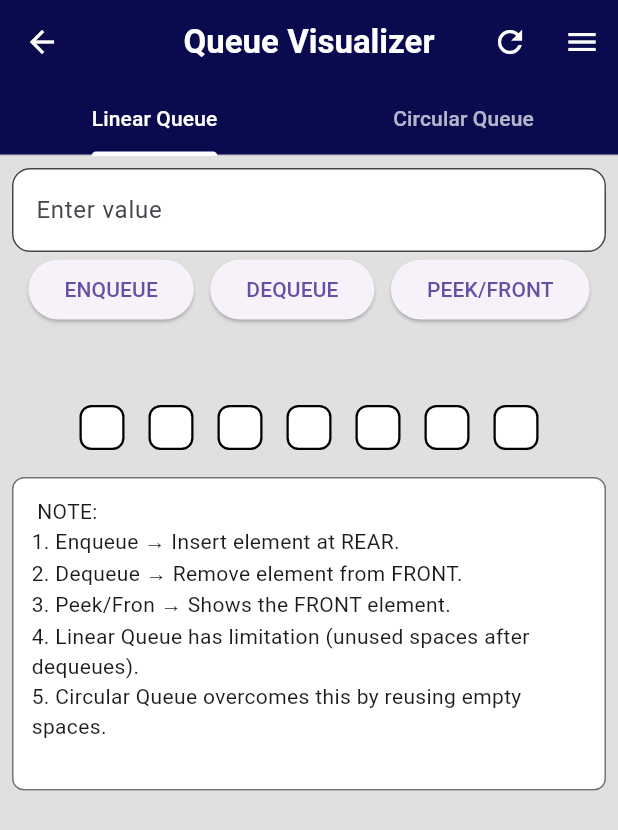
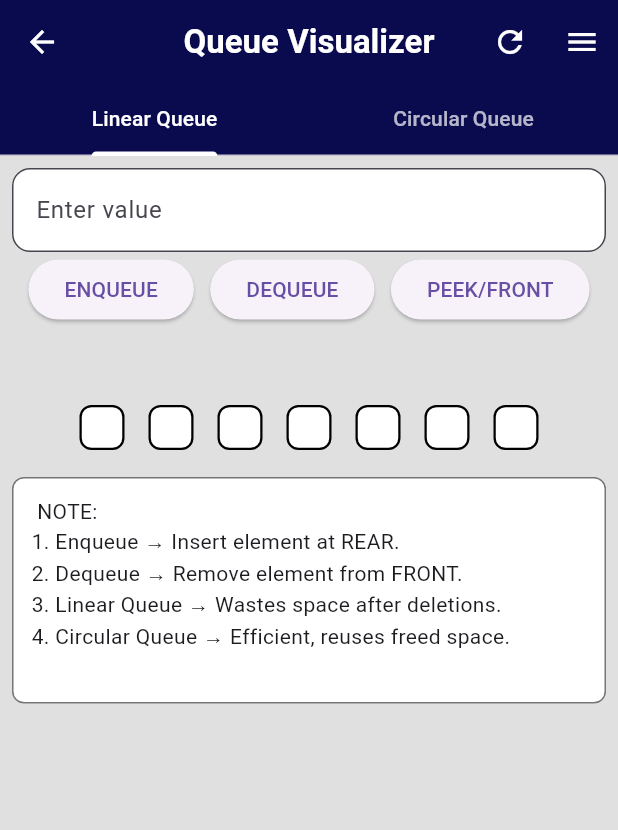
Before and after one commit to Jedson07/DS-Visualizer, a Flutter app: the QueuePage screen opened directly, on a phone screen of 412 x 824 dp. Shown: the top 830 px of the screen. Run offline on Flutter 3.47's test engine with Material 3 defaults, Android fonts, the phone set to English and light mode, and no system bars; our stand-ins replace flutter_svg.

Commit message:
Modified several pages

```diff
--- a/lib/linkedlist_page.dart
+++ b/lib/linkedlist_page.dart
@@ -577,7 +577,7 @@ class _LinkedListPageState extends State<LinkedListPage> {
                 child: Row(children: _buildLinkedListVisual()),
               ),
             ),
-            const SizedBox(height: 50),
+            const SizedBox(height: 180),
             _buildNote(),
           ],
         ),
--- a/lib/queue_page.dart
+++ b/lib/queue_page.dart
@@ -1,4 +1,5 @@
 import 'package:flutter/material.dart';
+import 'package:flutter/services.dart'; // 🔹 for Clipboard
 
 class QueuePage extends StatefulWidget {
   const QueuePage({super.key});
@@ -20,6 +21,109 @@ class _QueuePageState extends State<QueuePage> {
   List<int?> _circularQueue = [];
   int _frontC = -1, _rearC = -1;
   String _messageC = "";
+
+  // 🔹 Queue Source Codes (You can replace with your desired versions)
+  final Map<String, String> _queueSourceCodes = {
+    "Python": '''
+class Queue:
+    def __init__(self, size):
+        self.queue = []
+        self.size = size
+
+    def enqueue(self, item):
+        if len(self.queue) == self.size:
+            print("Queue Overflow")
+        else:
+            self.queue.append(item)
+
+    def dequeue(self):
+        if not self.queue:
+            print("Queue Underflow")
+        else:
+            return self.queue.pop(0)
+
+    def peek(self):
+        if not self.queue:
+            print("Queue is empty")
+        else:
+            return self.queue[0]
+''',
+    "C": '''
+#include <stdio.h>
+#define SIZE 5
+
+int queue[SIZE], front = -1, rear = -1;
+
+void enqueue(int val) {
+    if(rear == SIZE-1) printf("Queue Overflow\\n");
+    else {
+        if(front == -1) front = 0;
+        queue[++rear] = val;
+    }
+}
+
+void dequeue() {
+    if(front == -1 || front > rear) printf("Queue Underflow\\n");
+    else printf("Dequeued: %d\\n", queue[front++]);
+}
+
+void peek() {
+    if(front == -1 || front > rear) printf("Queue Empty\\n");
+    else printf("Front: %d\\n", queue[front]);
+}
+''',
+    "C++": '''
+#include <iostream>
+using namespace std;
+#define SIZE 5
+
+class Queue {
+    int arr[SIZE], front, rear;
+public:
+    Queue() { front = rear = -1; }
+    void enqueue(int x) {
+        if(rear == SIZE-1) cout << "Queue Overflow\\n";
+        else {
+            if(front == -1) front = 0;
+            arr[++rear] = x;
+        }
+    }
+    void dequeue() {
+        if(front == -1 || front > rear) cout << "Queue Underflow\\n";
+        else cout << "Dequeued: " << arr[front++] << endl;
+    }
+    void peek() {
+        if(front == -1 || front > rear) cout << "Queue Empty\\n";
+        else cout << "Front: " << arr[front] << endl;
+    }
+};
+''',
+    "Java": '''
+class Queue {
+    int size, front, rear, arr[];
+    Queue(int n) {
+        size = n;
+        arr = new int[n];
+        front = rear = -1;
+    }
+    void enqueue(int x) {
+        if(rear == size-1) System.out.println("Queue Overflow");
+        else {
+            if(front == -1) front = 0;
+            arr[++rear] = x;
+        }
+    }
+    void dequeue() {
+        if(front == -1 || front > rear) System.out.println("Queue Underflow");
+        else System.out.println("Dequeued: " + arr[front++]);
+    }
+    void peek() {
+        if(front == -1 || front > rear) System.out.println("Queue Empty");
+        else System.out.println("Front: " + arr[front]);
+    }
+}
+'''
+  };
 
   @override
   void initState() {
@@ -48,7 +152,6 @@ class _QueuePageState extends State<QueuePage> {
     final text = _controller.text;
     if (text.isEmpty) {
       setState(() => _messageL = "Enter a number to enqueue!");
-
       return;
     }
     final value = int.tryParse(text);
@@ -63,11 +166,8 @@ class _QueuePageState extends State<QueuePage> {
       _controller.clear();
       return;
     }
-
     if (_rearL == _maxSize - 1) {
-      setState(
-        () => _messageL = "QUEUE OVERFLOW (Linear): Cannot insert more!",
-      );
+      setState(() => _messageL = "QUEUE OVERFLOW (Linear): Cannot insert more!");
       _controller.clear();
       return;
     }
@@ -85,10 +185,9 @@ class _QueuePageState extends State<QueuePage> {
       setState(() => _messageL = "QUEUE UNDERFLOW (Linear): Queue is empty!");
       return;
     }
-
     final removed = _linearQueue[_frontL];
     setState(() {
-      _linearQueue[_frontL] = null; // clear value
+      _linearQueue[_frontL] = null;
       _frontL++;
       _messageL = "DEQUEUE: Removed $removed from FRONT";
     });
@@ -118,7 +217,7 @@ class _QueuePageState extends State<QueuePage> {
     }
     if (text.length > 5) {
       setState(() {
-        _messageL = "Number must be less than or equal to 5 digits!";
+        _messageC = "Number must be less than or equal to 5 digits!";
       });
       _controller.clear();
       return;
@@ -147,10 +246,9 @@ class _QueuePageState extends State<QueuePage> {
       setState(() => _messageC = "QUEUE UNDERFLOW (Circular)!");
       return;
     }
-
     final removed = _circularQueue[_frontC];
     setState(() {
-      _circularQueue[_frontC] = null; // clear value
+      _circularQueue[_frontC] = null;
       if (_frontC == _rearC) {
         _frontC = _rearC = -1;
       } else {
@@ -170,13 +268,9 @@ class _QueuePageState extends State<QueuePage> {
     });
   }
 
-  // 🔹 Visualization Helper Widget
-  Widget _buildQueueVisualizer(
-    List<int?> queue,
-    int front,
-    int rear, {
-    required bool isCircular,
-  }) {
+  // 🔹 Visualization Helper
+  Widget _buildQueueVisualizer(List<int?> queue, int front, int rear,
+      {required bool isCircular}) {
     return Row(
       mainAxisAlignment: MainAxisAlignment.center,
       children: List.generate(_maxSize, (i) {
@@ -187,7 +281,6 @@ class _QueuePageState extends State<QueuePage> {
         return Column(
           mainAxisSize: MainAxisSize.min,
           children: [
-            // Queue box
             Container(
               margin: const EdgeInsets.all(8),
               width: 30,
@@ -204,28 +297,20 @@ class _QueuePageState extends State<QueuePage> {
                 ),
               ),
             ),
-
-            // Pointer labels stacked vertically
             Column(
               children: [
                 if (isFront)
-                  const Text(
-                    "↑ Front",
+                  const Text("↑ Front",
                       style: TextStyle(
                           color: Colors.red,
                           fontWeight: FontWeight.bold,
-                      fontSize: 12,
-                    ),
-                  ),
+                          fontSize: 12)),
                 if (isRear)
-                  const Text(
-                    "↑ Rear",
+                  const Text("↑ Rear",
                       style: TextStyle(
                           color: Colors.blue,
                           fontWeight: FontWeight.bold,
-                      fontSize: 12,
-                    ),
-                  ),
+                          fontSize: 12)),
               ],
             ),
           ],
@@ -234,10 +319,80 @@ class _QueuePageState extends State<QueuePage> {
     );
   }
 
+  // 🔹 Source Code Dialog
+  void _showSourceDialog() {
+    showDialog(
+      context: context,
+      builder: (context) {
+        String selectedLang = "Python";
+        return StatefulBuilder(builder: (context, setStateDialog) {
+          return AlertDialog(
+            title: const Text("Queue Source Code"),
+            content: SizedBox(
+              width: 600,
+              height: 420,
+              child: Column(
+                children: [
+                  Wrap(
+                    spacing: 8,
+                    children: _queueSourceCodes.keys.map((lang) {
+                      return ChoiceChip(
+                        label: Text(lang),
+                        selected: selectedLang == lang,
+                        onSelected: (val) {
+                          if (val) setStateDialog(() => selectedLang = lang);
+                        },
+                      );
+                    }).toList(),
+                  ),
+                  const SizedBox(height: 10),
+                  Expanded(
+                    child: SingleChildScrollView(
+                      child: Container(
+                        padding: const EdgeInsets.all(12),
+                        decoration: BoxDecoration(
+                          color: Colors.grey.shade200,
+                          border: Border.all(color: Colors.black54),
+                          borderRadius: BorderRadius.circular(8),
+                        ),
+                        child: SelectableText(
+                          _queueSourceCodes[selectedLang]!,
+                          style: const TextStyle(
+                            fontFamily: "monospace",
+                            fontSize: 14,
+                          ),
+                        ),
+                      ),
+                    ),
+                  ),
+                ],
+              ),
+            ),
+            actions: [
+              TextButton(
+                onPressed: () {
+                  Clipboard.setData(
+                      ClipboardData(text: _queueSourceCodes[selectedLang]!));
+                  ScaffoldMessenger.of(context).showSnackBar(
+                      SnackBar(content: Text("$selectedLang code copied!")));
+                },
+                child: const Text("COPY"),
+              ),
+              TextButton(
+                onPressed: () => Navigator.pop(context),
+                child: const Text("CLOSE"),
+              ),
+            ],
+          );
+        });
+      },
+    );
+  }
+
   @override
   Widget build(BuildContext context) {
     return DefaultTabController(
-      length: 2, // Linear + Circular
+      length: 2,
       child: Scaffold(
         backgroundColor: Colors.grey.shade300,
         drawer: _buildDrawer(context),
@@ -245,44 +400,30 @@ class _QueuePageState extends State<QueuePage> {
           backgroundColor: const Color(0xFF0A0A4F),
           leading: IconButton(
             icon: const Icon(Icons.arrow_back, color: Colors.white),
-            onPressed: () {
-              Navigator.pop(context); // Exit the page
-            },
+            onPressed: () => Navigator.pop(context),
           ),
-
-          title: const Text(
-            "Queue Visualizer",
-            style: TextStyle(color: Colors.white, fontWeight: FontWeight.bold),
-          ),
+          title: const Text("Queue Visualizer",
+              style:
+                  TextStyle(color: Colors.white, fontWeight: FontWeight.bold)),
           centerTitle: true,
           actions: [
-            // 🔄 Refresh button
             IconButton(
                 icon: const Icon(Icons.refresh, color: Colors.white),
-              onPressed: _refresh,
-            ),
-
+                onPressed: _refresh),
             Builder(
               builder: (context) => IconButton(
                 icon: const Icon(Icons.menu, color: Colors.white),
-                onPressed: () {
-                  Scaffold.of(context).openDrawer();
-                },
+                onPressed: () => Scaffold.of(context).openDrawer(),
               ),
             ),
           ],
-          // 🔹 Add tabs here
           bottom: const TabBar(
             indicatorColor: Colors.white,
             labelColor: Colors.white,
             unselectedLabelColor: Colors.white70,
-            tabs: [
-              Tab(text: "Linear Queue"),
-              Tab(text: "Circular Queue"),
-            ],
+            tabs: [Tab(text: "Linear Queue"), Tab(text: "Circular Queue")],
           ),
         ),
-
         body: TabBarView(
           children: [_buildLinearQueueUI(), _buildCircularQueueUI()],
         ),
@@ -290,15 +431,9 @@ class _QueuePageState extends State<QueuePage> {
     );
   }
 
-  // Linear Queue UI
   Widget _buildLinearQueueUI() {
-    return LayoutBuilder(
-      builder: (context, constraints) {
     return SingleChildScrollView(
       padding: const EdgeInsets.all(8),
-          child: ConstrainedBox(
-            constraints: BoxConstraints(minHeight: constraints.maxHeight),
-            child: IntrinsicHeight(
       child: Column(
         crossAxisAlignment: CrossAxisAlignment.stretch,
         children: [
@@ -306,41 +441,22 @@ class _QueuePageState extends State<QueuePage> {
           const SizedBox(height: 1),
           _actionRow(_enqueueLinear, _dequeueLinear, _peekLinear),
           const SizedBox(height: 6),
-                  Text(
-                    _messageL,
-                    style: const TextStyle(
-                      fontSize: 16,
-                      fontWeight: FontWeight.w600,
-                    ),
-                  ),
+          Text(_messageL,
+              style:
+                  const TextStyle(fontSize: 16, fontWeight: FontWeight.w600)),
           const SizedBox(height: 16),
-                  _buildQueueVisualizer(
-                    _linearQueue,
-                    _frontL,
-                    _rearL,
-                    isCircular: false,
-                  ),
+          _buildQueueVisualizer(_linearQueue, _frontL, _rearL,
+              isCircular: false),
           const SizedBox(height: 10),
           _buildNote(),
         ],
       ),
-            ),
-          ),
-        );
-      },
     );
   }
 
-  // Circular Queue UI
-
   Widget _buildCircularQueueUI() {
-    return LayoutBuilder(
-      builder: (context, constraints) {
     return SingleChildScrollView(
       padding: const EdgeInsets.all(8),
-          child: ConstrainedBox(
-            constraints: BoxConstraints(minHeight: constraints.maxHeight),
-            child: IntrinsicHeight(
       child: Column(
         crossAxisAlignment: CrossAxisAlignment.stretch,
         children: [
@@ -348,32 +464,19 @@ class _QueuePageState extends State<QueuePage> {
           const SizedBox(height: 1),
           _actionRow(_enqueueCircular, _dequeueCircular, _peekCircular),
           const SizedBox(height: 6),
-                  Text(
-                    _messageC,
-                    style: const TextStyle(
-                      fontSize: 16,
-                      fontWeight: FontWeight.w600,
-                    ),
-                  ),
+          Text(_messageC,
+              style:
+                  const TextStyle(fontSize: 16, fontWeight: FontWeight.w600)),
           const SizedBox(height: 16),
-                  _buildQueueVisualizer(
-                    _circularQueue,
-                    _frontC,
-                    _rearC,
-                    isCircular: true,
-                  ),
+          _buildQueueVisualizer(_circularQueue, _frontC, _rearC,
+              isCircular: true),
           const SizedBox(height: 10),
           _buildNote(),
         ],
       ),
-            ),
-          ),
-        );
-      },
     );
   }
 
-  // Shared Input + Action Buttons
   Widget _inputRow() {
     return Row(
       children: [
@@ -386,8 +489,7 @@ class _QueuePageState extends State<QueuePage> {
               filled: true,
               fillColor: Colors.white,
               border: OutlineInputBorder(
-                borderRadius: BorderRadius.circular(12),
-              ),
+                  borderRadius: BorderRadius.circular(12)),
             ),
           ),
         ),
@@ -395,11 +497,7 @@ class _QueuePageState extends State<QueuePage> {
     );
   }
 
-  Widget _actionRow(
-    VoidCallback enqueue,
-    VoidCallback dequeue,
-    VoidCallback peek,
-  ) {
+  Widget _actionRow(VoidCallback enqueue, VoidCallback dequeue, VoidCallback peek) {
     return Row(
       mainAxisAlignment: MainAxisAlignment.spaceEvenly,
       children: [
@@ -410,7 +508,6 @@ class _QueuePageState extends State<QueuePage> {
     );
   }
 
-  // 🔹 Drawer (like Stack)
   Widget _buildDrawer(BuildContext context) {
     return Drawer(
       child: ListView(
@@ -418,17 +515,12 @@ class _QueuePageState extends State<QueuePage> {
         children: [
           const DrawerHeader(
             decoration: BoxDecoration(color: Color(0xFF0A0A4F)),
-            child: Text(
-              "📘 Queue Information",
+            child: Text("📘 Queue Information",
                 style: TextStyle(
                     color: Colors.white,
                     fontSize: 20,
-                fontWeight: FontWeight.bold,
+                    fontWeight: FontWeight.bold)),
           ),
-            ),
-          ),
-
-          // Pseudocode
           ExpansionTile(
             leading: const Icon(Icons.code),
             title: const Text("Pseudo Code"),
@@ -454,25 +546,19 @@ class _QueuePageState extends State<QueuePage> {
               ),
             ],
           ),
-
-          // Time Complexity
           ExpansionTile(
             leading: const Icon(Icons.timer),
             title: const Text("Time Complexity"),
             children: const [
               ListTile(
-                title: Text(
-                  "ENQUEUE → O(1)\n"
+                title: Text("ENQUEUE → O(1)\n"
                     "DEQUEUE → O(1)\n"
                     "PEEK → O(1)\n"
                     "isEmpty → O(1)\n"
-                  "isFull → O(1)",
-                ),
+                    "isFull → O(1)"),
               ),
             ],
           ),
-
-          // Applications
           ExpansionTile(
             leading: const Icon(Icons.apps),
             title: const Text("Applications"),
@@ -483,12 +569,21 @@ class _QueuePageState extends State<QueuePage> {
               ListTile(title: Text("👉 BFS Graph Traversal")),
             ],
           ),
+          ExpansionTile(
+            leading: const Icon(Icons.code_off),
+            title: const Text("Source Code"),
+            children: [
+              ListTile(
+                title: const Text("View Queue Source Codes"),
+                onTap: _showSourceDialog,
+              ),
+            ],
+          ),
         ],
       ),
     );
   }
 
-  // 🔹 Note Section
   Widget _buildNote() {
     return Container(
       padding: const EdgeInsets.all(12),
@@ -501,9 +596,8 @@ class _QueuePageState extends State<QueuePage> {
         " NOTE:\n"
         "1. Enqueue → Insert element at REAR.\n"
          "2. Dequeue → Remove element from FRONT.\n"
-        "3. Peek/Fron → Shows the FRONT element.\n"
-        "4. Linear Queue has limitation (unused spaces after dequeues).\n"
-        "5. Circular Queue overcomes this by reusing empty spaces.\n",
+        "3. Linear Queue → Wastes space after deletions.\n"
+        "4. Circular Queue → Efficient, reuses freed space.\n",
         style: TextStyle(fontSize: 14),
       ),
     );
--- a/lib/stack_page.dart
+++ b/lib/stack_page.dart
@@ -367,7 +367,7 @@ public class StackDemo {
               ),
             ),
 
-            // ✅ NEW: Source Code option
+            //  NEW: Source Code option
             ListTile(
               leading: const Icon(Icons.code),
               title: const Text("Source Code"),
```
Also changed, not shown: lib/array_page.dart (+37 -17 lines), lib/linear_non_linear_page.dart (+7 -6 lines). Lines whose indentation alone changed are shown as unchanged.
